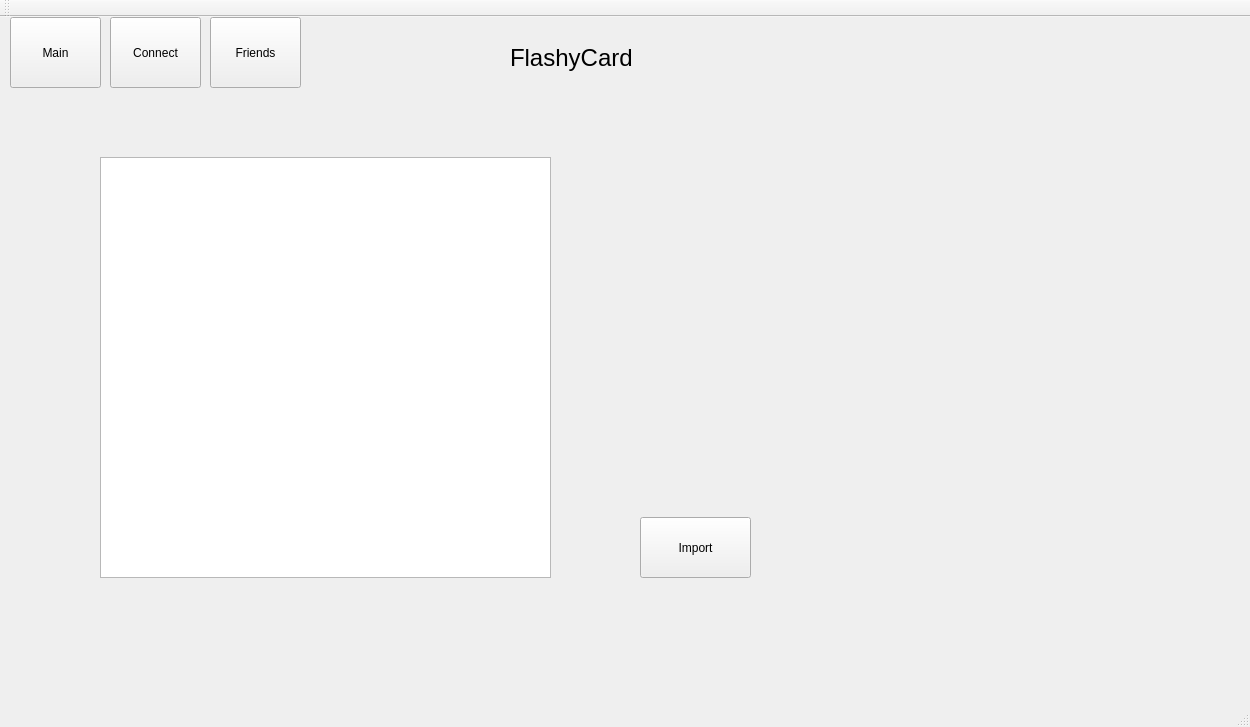
First picture: the form in FlashyCard/mainwindow.ui, repository ColinBose/flashy-card, before the edit.
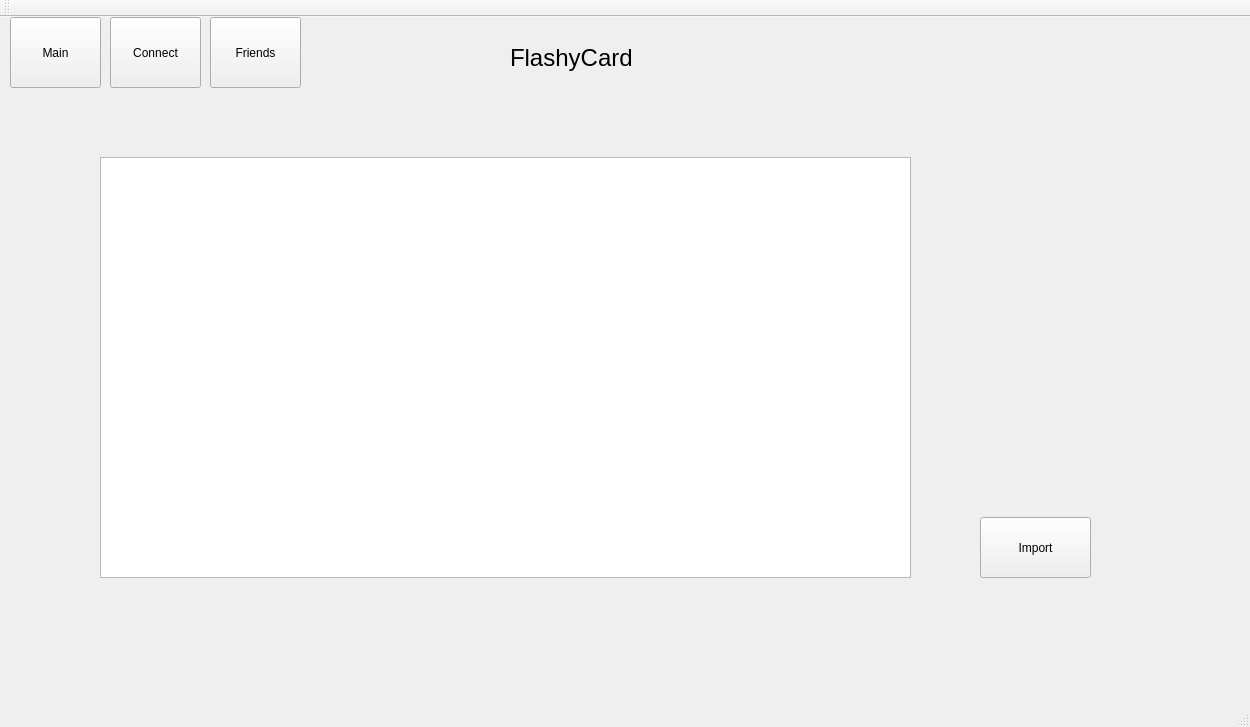
Second picture: the form after the edit. The open tabs and pages were chosen to show the change.

The edit to the form file:
```diff
--- a/FlashyCard/mainwindow.ui
+++ b/FlashyCard/mainwindow.ui
@@ -1575,7 +1575,7 @@
      <widget class="QPushButton" name="importGetDeck">
       <property name="geometry">
        <rect>
-        <x>640</x>
+        <x>980</x>
         <y>430</y>
         <width>111</width>
         <height>61</height>
@@ -1590,7 +1590,7 @@
        <rect>
         <x>100</x>
         <y>70</y>
-        <width>451</width>
+        <width>811</width>
         <height>421</height>
        </rect>
       </property>
```
Left out of the diff: 2 changed lines with no effect on the pictures.
